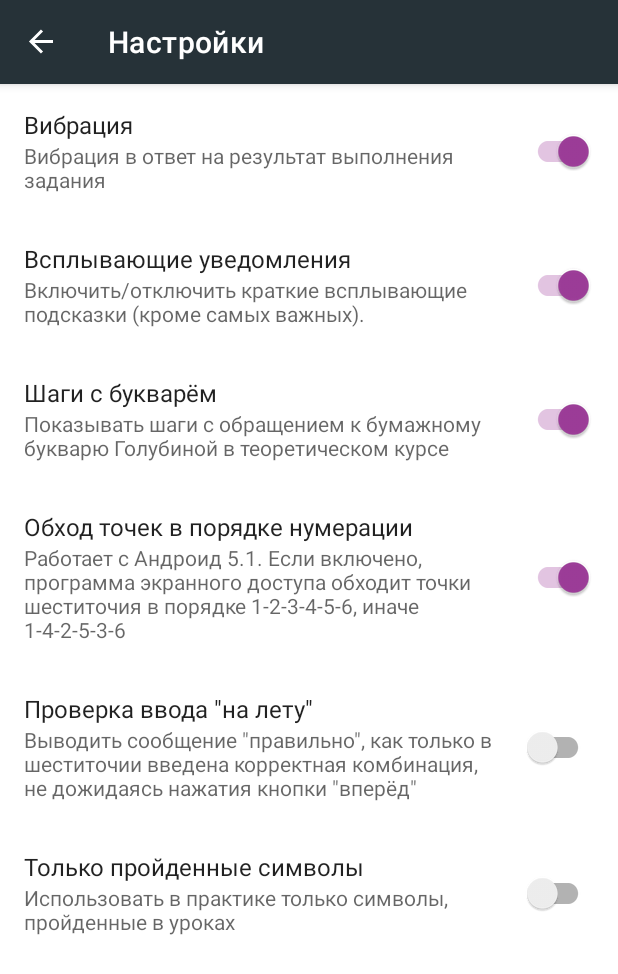
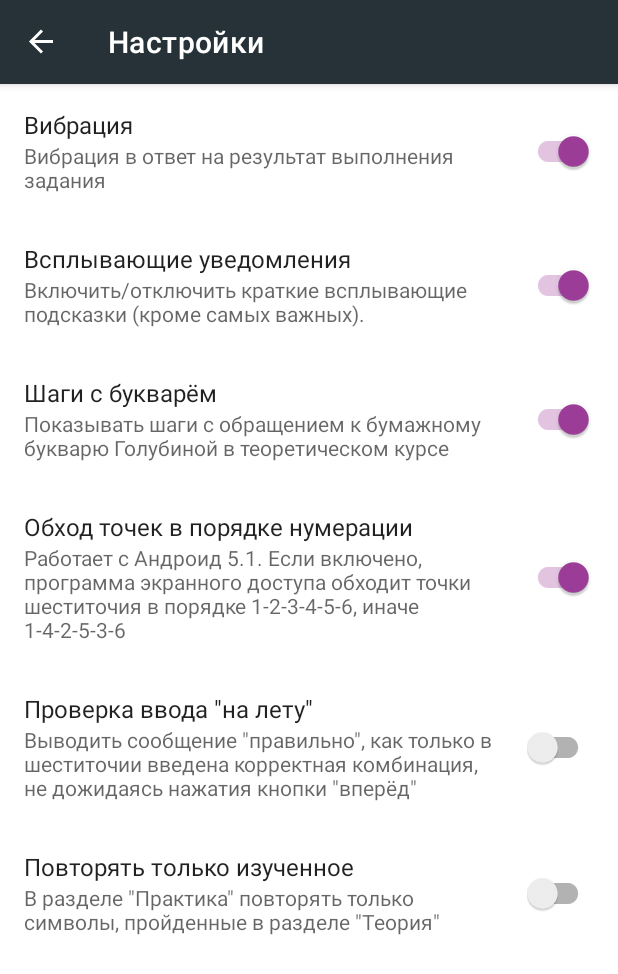
Before and after one commit to braille-systems/learn-braille, an Android app: the SettingsFragment screen opened through its navigation route, on a phone screen of 412 x 824 dp. Shown: the top 974 px of the screen. Run offline under Robolectric (Android 15) with nearby library versions, the phone set to English and light mode, and no system bars; our stand-ins replace Timber, androidx.preference, data binding, navigation-ui; 4 statements that could not run were skipped.

Commit message:
7.8 tweak setting description for practice-only-passed

```diff
--- a/android/app/src/main/res/values/strings.xml
+++ b/android/app/src/main/res/values/strings.xml
@@ -257,9 +257,9 @@
         как только в шеститочии введена корректная комбинация,
         не дожидаясь нажатия кнопки \"вперёд\"
     </string>
-    <string name="preference_title_only_seen_materials">Только пройденные символы</string>
+    <string name="preference_title_only_seen_materials">Повторять только изученное</string>
     <string name="preference_summary_only_seen_materials">
-        Использовать в практике только символы, пройденные в уроках
+        В разделе \"Практика\" повторять только символы, пройденные в разделе \"Теория\"
     </string>
 
 </resources>
```
